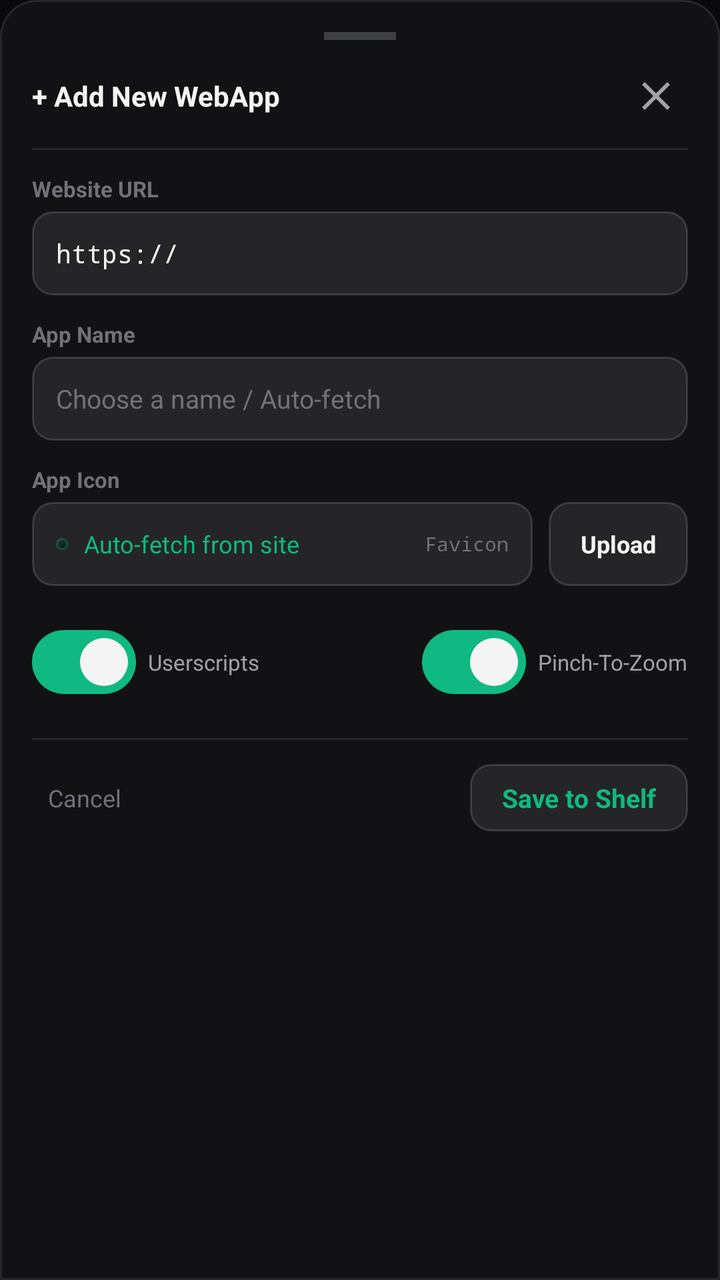
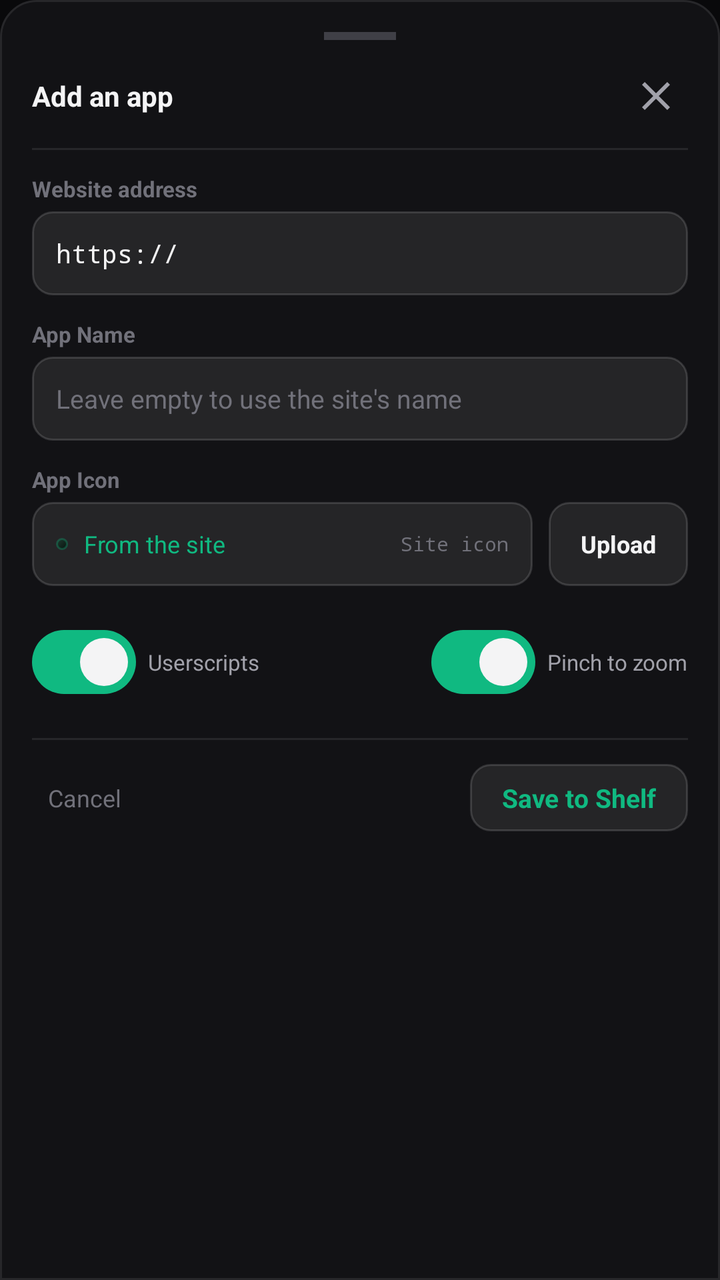

The first picture is an Android layout as it rendered before a commit; the second is the same layout after the commit. The layout source and the unified diff follow.
<!-- AndroidManifest.xml: application theme Theme.Scaffold -->
<!-- res/layout/layout_bottom_sheet_add_webapp.xml -->
<?xml version="1.0" encoding="utf-8"?>
<LinearLayout xmlns:android="http://schemas.android.com/apk/res/android"
    xmlns:app="http://schemas.android.com/apk/res-auto"
    android:layout_width="match_parent"
    android:layout_height="wrap_content"
    android:orientation="vertical"
    android:background="@drawable/bg_bottom_sheet"
    android:padding="16dp">

    
    <View
        android:layout_width="36dp"
        android:layout_height="4dp"
        android:layout_gravity="center_horizontal"
        android:background="#3F3F46"
        android:layout_marginBottom="12dp" />

    
    <LinearLayout
        android:layout_width="match_parent"
        android:layout_height="wrap_content"
        android:orientation="horizontal"
        android:gravity="center_vertical"
        android:paddingBottom="10dp">

        <TextView
            android:layout_width="0dp"
            android:layout_height="wrap_content"
            android:layout_weight="1"
            android:text="+ Add New WebApp"
            android:textColor="@color/text_primary"
            android:textSize="14sp"
            android:textStyle="bold" />

        <ImageButton
            android:id="@+id/btn_add_close"
            android:layout_width="32dp"
            android:layout_height="32dp"
            android:background="?attr/selectableItemBackgroundBorderless"
            android:src="@drawable/ic_close"
            android:contentDescription="Close" />
    </LinearLayout>

    <View
        android:layout_width="match_parent"
        android:layout_height="1dp"
        android:background="@color/border_primary"
        android:layout_marginBottom="12dp" />

    
    <TextView
        android:layout_width="wrap_content"
        android:layout_height="wrap_content"
        android:text="Website URL"
        android:textColor="@color/text_muted"
        android:textSize="11sp"
        android:textStyle="bold" />

    <EditText
        android:id="@+id/et_add_url"
        android:layout_width="match_parent"
        android:layout_height="42dp"
        android:layout_marginTop="4dp"
        android:background="@drawable/bg_card"
        android:paddingHorizontal="12dp"
        android:text="https://"
        android:textColor="@color/text_primary"
        android:textColorHint="@color/text_muted"
        android:textSize="13sp"
        android:fontFamily="monospace"
        android:inputType="textUri" />

    
    <TextView
        android:layout_width="wrap_content"
        android:layout_height="wrap_content"
        android:layout_marginTop="12dp"
        android:text="App Name"
        android:textColor="@color/text_muted"
        android:textSize="11sp"
        android:textStyle="bold" />

    <EditText
        android:id="@+id/et_add_name"
        android:layout_width="match_parent"
        android:layout_height="42dp"
        android:layout_marginTop="4dp"
        android:background="@drawable/bg_card"
        android:paddingHorizontal="12dp"
        android:hint="Choose a name / Auto-fetch"
        android:textColor="@color/text_primary"
        android:textColorHint="@color/text_muted"
        android:textSize="13sp"
        android:inputType="textCapWords" />

    
    <TextView
        android:layout_width="wrap_content"
        android:layout_height="wrap_content"
        android:layout_marginTop="12dp"
        android:text="App Icon"
        android:textColor="@color/text_muted"
        android:textSize="11sp"
        android:textStyle="bold" />

    <LinearLayout
        android:layout_width="match_parent"
        android:layout_height="42dp"
        android:layout_marginTop="4dp"
        android:orientation="horizontal"
        android:gravity="center_vertical">

        <LinearLayout
            android:layout_width="0dp"
            android:layout_height="match_parent"
            android:layout_weight="1"
            android:background="@drawable/bg_card"
            android:paddingHorizontal="12dp"
            android:gravity="center_vertical"
            android:orientation="horizontal">

            <View
                android:layout_width="6dp"
                android:layout_height="6dp"
                android:background="@drawable/bg_squircle_emerald" />

            <TextView
                android:layout_width="0dp"
                android:layout_height="wrap_content"
                android:layout_weight="1"
                android:layout_marginStart="8dp"
                android:text="Auto-fetch from site"
                android:textColor="@color/accent_emerald"
                android:textSize="12sp" />

            <TextView
                android:layout_width="wrap_content"
                android:layout_height="wrap_content"
                android:text="Favicon"
                android:textColor="@color/text_muted"
                android:textSize="10sp"
                android:fontFamily="monospace" />
        </LinearLayout>

        <TextView
            android:id="@+id/btn_add_upload_icon"
            android:layout_width="wrap_content"
            android:layout_height="match_parent"
            android:layout_marginStart="8dp"
            android:paddingHorizontal="16dp"
            android:gravity="center"
            android:background="@drawable/bg_card"
            android:text="Upload"
            android:textColor="@color/text_primary"
            android:textSize="12sp"
            android:textStyle="bold"
            android:clickable="true"
            android:focusable="true" />
    </LinearLayout>

    
    <LinearLayout
        android:layout_width="match_parent"
        android:layout_height="wrap_content"
        android:layout_marginTop="14dp"
        android:orientation="horizontal"
        android:gravity="center_vertical">

        <LinearLayout
            android:layout_width="0dp"
            android:layout_height="wrap_content"
            android:layout_weight="1"
            android:orientation="horizontal"
            android:gravity="center_vertical">

            <com.google.android.material.materialswitch.MaterialSwitch
                android:id="@+id/switch_add_userscript"
                android:layout_width="wrap_content"
                android:layout_height="wrap_content"
                android:checked="true"
                app:thumbTint="@color/text_primary"
                app:trackTint="@color/switch_track" />

            <TextView
                android:layout_width="wrap_content"
                android:layout_height="wrap_content"
                android:layout_marginStart="6dp"
                android:text="Userscripts"
                android:textColor="@color/text_secondary"
                android:textSize="11sp" />
        </LinearLayout>

        <LinearLayout
            android:layout_width="wrap_content"
            android:layout_height="wrap_content"
            android:orientation="horizontal"
            android:gravity="center_vertical">

            <com.google.android.material.materialswitch.MaterialSwitch
                android:id="@+id/switch_add_zoom"
                android:layout_width="wrap_content"
                android:layout_height="wrap_content"
                android:checked="true"
                app:thumbTint="@color/text_primary"
                app:trackTint="@color/switch_track" />

            <TextView
                android:layout_width="wrap_content"
                android:layout_height="wrap_content"
                android:layout_marginStart="6dp"
                android:text="Pinch-To-Zoom"
                android:textColor="@color/text_secondary"
                android:textSize="11sp" />
        </LinearLayout>
    </LinearLayout>

    
    <View
        android:layout_width="match_parent"
        android:layout_height="1dp"
        android:background="@color/border_primary"
        android:layout_marginTop="14dp"
        android:layout_marginBottom="12dp" />

    
    <LinearLayout
        android:layout_width="match_parent"
        android:layout_height="wrap_content"
        android:orientation="horizontal"
        android:gravity="center_vertical">

        <TextView
            android:id="@+id/btn_add_cancel"
            android:layout_width="wrap_content"
            android:layout_height="wrap_content"
            android:text="Cancel"
            android:textColor="@color/text_muted"
            android:textSize="12sp"
            android:padding="8dp"
            android:clickable="true"
            android:focusable="true" />

        <View
            android:layout_width="0dp"
            android:layout_height="1dp"
            android:layout_weight="1" />

        <TextView
            android:id="@+id/btn_add_save"
            android:layout_width="wrap_content"
            android:layout_height="wrap_content"
            android:text="Save to Shelf"
            android:textColor="@color/accent_emerald"
            android:textSize="13sp"
            android:textStyle="bold"
            android:paddingHorizontal="16dp"
            android:paddingVertical="8dp"
            android:background="@drawable/bg_card"
            android:clickable="true"
            android:focusable="true" />
    </LinearLayout>

</LinearLayout>
<!-- resources referenced by this layout -->
<resources>
  <color name="accent_emerald">#10B981</color>
  <color name="border_primary">#27272A</color>
  <color name="text_muted">#71717A</color>
  <color name="text_primary">#F4F4F5</color>
  <color name="text_secondary">#A1A1AA</color>
  <!-- drawable bg_bottom_sheet (drawable) -->
  <?xml version="1.0" encoding="utf-8"?>
  <shape xmlns:android="http://schemas.android.com/apk/res/android"
      android:shape="rectangle">
      <solid android:color="@color/bg_surface" />
      <stroke
          android:width="1dp"
          android:color="@color/border_primary" />
      <corners
          android:topLeftRadius="18dp"
          android:topRightRadius="18dp"
          android:bottomLeftRadius="0dp"
          android:bottomRightRadius="0dp" />
  </shape>
  <!-- drawable bg_card (drawable) -->
  <?xml version="1.0" encoding="utf-8"?>
  <shape xmlns:android="http://schemas.android.com/apk/res/android"
      android:shape="rectangle">
      <solid android:color="#14FFFFFF" />
      <stroke
          android:width="1dp"
          android:color="#24FFFFFF" />
      <corners android:radius="10dp" />
  </shape>
  <!-- drawable bg_squircle_emerald (drawable) -->
  <?xml version="1.0" encoding="utf-8"?>
  <shape xmlns:android="http://schemas.android.com/apk/res/android"
      android:shape="rectangle">
      <gradient
          android:type="linear"
          android:angle="315"
          android:startColor="#1E3A2F"
          android:endColor="#091410" />
      <stroke
          android:width="1dp"
          android:color="#4D10B981" />
      <corners android:radius="14dp" />
  </shape>
  <!-- drawable ic_close (drawable) -->
  <vector xmlns:android="http://schemas.android.com/apk/res/android"
      android:width="24dp"
      android:height="24dp"
      android:viewportWidth="24"
      android:viewportHeight="24">
    <path
        android:fillColor="#A1A1AA"
        android:pathData="M19,6.41L17.59,5 12,10.59 6.41,5 5,6.41 10.59,12 5,17.59 6.41,19 12,13.41 17.59,19 19,17.59 13.41,12z"/>
  </vector>
  <color name="bg_surface">#121215</color>
  <color name="bg_primary">#09090B</color>
  <color name="text_on_accent">#000000</color>
  <style name="ThemeOverlay.Scaffold.AlertDialog" parent="ThemeOverlay.AppCompat.Dialog.Alert">
          <item name="android:windowBackground">@drawable/bg_dialog_glass</item>
          <item name="colorAccent">@color/accent_emerald</item>
          <item name="colorPrimary">@color/accent_emerald</item>
          <item name="android:textColorPrimary">@color/text_primary</item>
          <item name="android:textColorSecondary">@color/text_secondary</item>
          <item name="android:backgroundDimAmount">0.5</item>
      </style>
  <!-- drawable bg_dialog_glass (drawable) -->
  <?xml version="1.0" encoding="utf-8"?>
  <inset xmlns:android="http://schemas.android.com/apk/res/android"
      android:insetLeft="20dp"
      android:insetRight="20dp"
      android:insetTop="24dp"
      android:insetBottom="24dp">
      <shape android:shape="rectangle">
          <gradient
              android:angle="315"
              android:startColor="#F2211A36"
              android:endColor="#F212101C" />
          <corners android:radius="20dp" />
          <stroke
              android:width="1dp"
              android:color="#33FFFFFF" />
      </shape>
  </inset>
  <!-- unchanged entries left out for length: 1 -->
</resources>

<!-- the commit's change to res/layout/layout_bottom_sheet_add_webapp.xml (unified diff, before → after) -->
@@ -27,7 +27,7 @@
             android:layout_width="0dp"
             android:layout_height="wrap_content"
             android:layout_weight="1"
-            android:text="+ Add New WebApp"
+            android:text="Add an app"
             android:textColor="@color/text_primary"
             android:textSize="14sp"
             android:textStyle="bold" />
@@ -51,7 +51,7 @@
     <TextView
         android:layout_width="wrap_content"
         android:layout_height="wrap_content"
-        android:text="Website URL"
+        android:text="Website address"
         android:textColor="@color/text_muted"
         android:textSize="11sp"
         android:textStyle="bold" />
@@ -87,7 +87,7 @@
         android:layout_marginTop="4dp"
         android:background="@drawable/bg_card"
         android:paddingHorizontal="12dp"
-        android:hint="Choose a name / Auto-fetch"
+        android:hint="Leave empty to use the site's name"
         android:textColor="@color/text_primary"
         android:textColorHint="@color/text_muted"
         android:textSize="13sp"
@@ -129,14 +129,14 @@
                 android:layout_height="wrap_content"
                 android:layout_weight="1"
                 android:layout_marginStart="8dp"
-                android:text="Auto-fetch from site"
+                android:text="From the site"
                 android:textColor="@color/accent_emerald"
                 android:textSize="12sp" />
 
             <TextView
                 android:layout_width="wrap_content"
                 android:layout_height="wrap_content"
-                android:text="Favicon"
+                android:text="Site icon"
                 android:textColor="@color/text_muted"
                 android:textSize="10sp"
                 android:fontFamily="monospace" />
@@ -208,7 +208,7 @@
                 android:layout_width="wrap_content"
                 android:layout_height="wrap_content"
                 android:layout_marginStart="6dp"
-                android:text="Pinch-To-Zoom"
+                android:text="Pinch to zoom"
                 android:textColor="@color/text_secondary"
                 android:textSize="11sp" />
         </LinearLayout>
